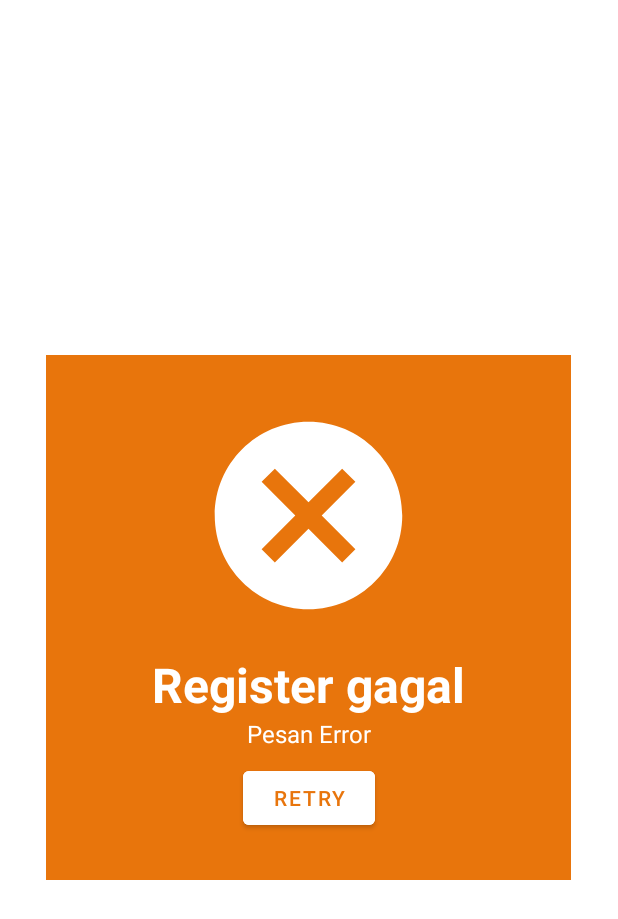
After one commit to imamfirdaus-if/kasbaik, an Android app: the layout register_pop_up_failed.xml on its own in the app's theme, with its tools: preview values and no code run, on a phone screen of 412 x 824 dp. The commit adds this screen. Shown: the top 919 px of the screen. Run offline under Robolectric (Android 15) with nearby library versions, the phone set to English and light mode, and no system bars.

Commit message:
add dialog 1.0 for login and register

```diff
--- /dev/null
+++ b/android/app/src/main/res/drawable/circle.xml
@@ -0,0 +1,9 @@
+<?xml version="1.0" encoding="utf-8"?>
+<selector xmlns:android="http://schemas.android.com/apk/res/android">
+    <item>
+        <shape android:shape="oval">
+            <solid android:color="@color/white"/>
+            <size android:width="120dp" android:height="120dp"/>
+        </shape>
+    </item>
+</selector>
--- /dev/null
+++ b/android/app/src/main/res/drawable/done.xml
@@ -0,0 +1,5 @@
+<vector android:height="24dp" android:tint="#013C2A"
+    android:viewportHeight="24" android:viewportWidth="24"
+    android:width="24dp" xmlns:android="http://schemas.android.com/apk/res/android">
+    <path android:fillColor="@android:color/white" android:pathData="M9,16.2L4.8,12l-1.4,1.4L9,19 21,7l-1.4,-1.4L9,16.2z"/>
+</vector>
--- /dev/null
+++ b/android/app/src/main/res/drawable/failed.xml
@@ -0,0 +1,5 @@
+<vector android:height="24dp" android:tint="#FFFFFF"
+    android:viewportHeight="24" android:viewportWidth="24"
+    android:width="24dp" xmlns:android="http://schemas.android.com/apk/res/android">
+    <path android:fillColor="@android:color/white" android:pathData="M12,2C6.47,2 2,6.47 2,12s4.47,10 10,10 10,-4.47 10,-10S17.53,2 12,2zM17,15.59L15.59,17 12,13.41 8.41,17 7,15.59 10.59,12 7,8.41 8.41,7 12,10.59 15.59,7 17,8.41 13.41,12 17,15.59z"/>
+</vector>
--- a/android/app/src/main/res/drawable/rounded_corners.xml
+++ b/android/app/src/main/res/drawable/rounded_corners.xml
@@ -4,7 +4,7 @@
 
     <solid android:color="@color/white"/>
     <corners
-        android:radius="15dp"/>
+        android:radius="20dp"/>
     <stroke
         android:width="1dp"
         android:color="@color/black"/>
--- a/android/app/src/main/res/layout/activity_home_peminjam.xml
+++ b/android/app/src/main/res/layout/activity_home_peminjam.xml
@@ -11,7 +11,7 @@
         android:id="@+id/welcome_title"
         android:layout_width="wrap_content"
         android:layout_height="wrap_content"
-        android:text="Selamat datang User"
+        android:text="@string/greet_user"
         android:textColor="@color/white"
         android:textStyle="bold"
         android:textSize="24sp"
--- /dev/null
+++ b/android/app/src/main/res/layout/register_pop_up_failed.xml
@@ -0,0 +1,103 @@
+<?xml version="1.0" encoding="utf-8"?>
+<androidx.constraintlayout.widget.ConstraintLayout xmlns:android="http://schemas.android.com/apk/res/android"
+    android:layout_width="350dp"
+    android:layout_height="350dp"
+    xmlns:app="http://schemas.android.com/apk/res-auto"
+    android:layout_gravity="center"
+    android:background="@color/orange">
+
+    <ImageView
+        android:id="@+id/iv_icon_failed"
+        android:layout_width="150dp"
+        android:layout_height="150dp"
+        android:src="@drawable/failed"
+        android:layout_marginTop="32dp"
+        app:layout_constraintEnd_toEndOf="parent"
+        app:layout_constraintStart_toStartOf="parent"
+        app:layout_constraintTop_toTopOf="parent" />
+
+    <TextView
+        android:id="@+id/tv_failed"
+        android:layout_width="wrap_content"
+        android:layout_height="wrap_content"
+        android:text="Register gagal"
+        android:layout_marginTop="16sp"
+        android:textColor="@color/white"
+        android:textStyle="bold"
+        android:textSize="32sp"
+        app:layout_constraintTop_toBottomOf="@+id/iv_icon_failed"
+        app:layout_constraintEnd_toEndOf="@+id/iv_icon_failed"
+        app:layout_constraintStart_toStartOf="@+id/iv_icon_failed" />
+
+    <TextView
+        android:id="@+id/tv_error_message"
+        android:layout_width="wrap_content"
+        android:layout_height="wrap_content"
+        android:text="Pesan Error"
+        android:textColor="@color/white"
+        android:textSize="16sp"
+        app:layout_constraintEnd_toEndOf="@+id/tv_failed"
+        app:layout_constraintStart_toStartOf="@+id/tv_failed"
+        app:layout_constraintTop_toBottomOf="@+id/tv_failed" />
+
+    <Button
+        android:id="@+id/btn_retry"
+        android:layout_width="wrap_content"
+        android:layout_height="wrap_content"
+        android:backgroundTint="@color/white"
+        android:text="Retry"
+        android:textColor="@color/orange"
+        android:layout_marginTop="8dp"
+        app:layout_constraintEnd_toEndOf="@+id/tv_failed"
+        app:layout_constraintStart_toStartOf="@+id/tv_failed"
+        app:layout_constraintTop_toBottomOf="@+id/tv_error_message" />
+
+
+
+
+
+<!--    <View-->
+<!--        android:id="@+id/container"-->
+<!--        android:layout_width="150dp"-->
+<!--        android:layout_height="150dp"-->
+<!--        android:background="@drawable/circle"-->
+<!--        android:layout_marginTop="32dp"-->
+<!--        app:layout_constraintEnd_toEndOf="parent"-->
+<!--        app:layout_constraintStart_toStartOf="parent"-->
+<!--        app:layout_constraintTop_toTopOf="parent" />-->
+
+<!--    <ImageView-->
+<!--        android:layout_width="100dp"-->
+<!--        android:layout_height="100dp"-->
+<!--        android:src="@drawable/done"-->
+<!--        app:layout_constraintEnd_toEndOf="@id/container"-->
+<!--        app:layout_constraintStart_toStartOf="@id/container"-->
+<!--        app:layout_constraintTop_toTopOf="@id/container"-->
+<!--        app:layout_constraintBottom_toBottomOf="@id/container"/>-->
+
+<!--    <TextView-->
+<!--        android:id="@+id/tv_registrasi_berhasil"-->
+<!--        android:layout_width="wrap_content"-->
+<!--        android:layout_height="wrap_content"-->
+<!--        android:text="Registrasi Berhasil"-->
+<!--        android:textSize="32sp"-->
+<!--        android:textColor="@color/white"-->
+<!--        android:layout_marginTop="32dp"-->
+<!--        app:layout_constraintStart_toStartOf="parent"-->
+<!--        app:layout_constraintEnd_toEndOf="parent"-->
+<!--        app:layout_constraintTop_toBottomOf="@id/container"/>-->
+
+<!--    <Button-->
+<!--        android:layout_width="wrap_content"-->
+<!--        android:layout_height="wrap_content"-->
+<!--        android:text="@string/login"-->
+<!--        android:backgroundTint="@color/background_ijo"-->
+<!--        android:textSize="16sp"-->
+<!--        android:textStyle="bold"-->
+<!--        android:layout_marginTop="16dp"-->
+<!--        app:layout_constraintTop_toBottomOf="@id/tv_registrasi_berhasil"-->
+<!--        app:layout_constraintStart_toStartOf="@+id/tv_registrasi_berhasil"-->
+<!--        app:layout_constraintEnd_toEndOf="@+id/tv_registrasi_berhasil"/>-->
+
+
+</androidx.constraintlayout.widget.ConstraintLayout>
--- a/android/app/src/main/res/values/strings.xml
+++ b/android/app/src/main/res/values/strings.xml
@@ -25,5 +25,6 @@
     <string name="donasi_sekali">Donasi Sekali</string>
     <string name="donasi_rutin">Donasi Rutin</string>
 
-    <string name="greet_user">Selamat datang %1$s</string>
+    <string name="greet_user">Selamat datang <font fgcolor="#FFE8750C">%1$s</font></string>
+    <string name="regis_as">Daftar menjadi <font fgcolor="#FFE8750C">%1$s</font></string>
 </resources>
```
Also changed, not shown: android/app/src/main/java/com/hitzvera/kasbaik/ui/beranda/daftar/RegisterActivity.kt (+40 -3 lines), android/app/src/main/java/com/hitzvera/kasbaik/ui/beranda/daftar/RegisterViewModel.kt (+15 -2 lines), android/app/src/main/java/com/hitzvera/kasbaik/ui/beranda/login/peminjam/LoginAsPeminjamActivity.kt (+43 -11 lines), android/app/src/main/java/com/hitzvera/kasbaik/ui/beranda/login/peminjam/LoginAsPeminjamViewModel.kt (+14 -1 lines), android/app/src/main/res/layout/activity_register.xml (+16 -3 lines), android/app/src/main/res/layout/register_pop_up_success.xml (added, +55 -0 lines), 1 other file.
